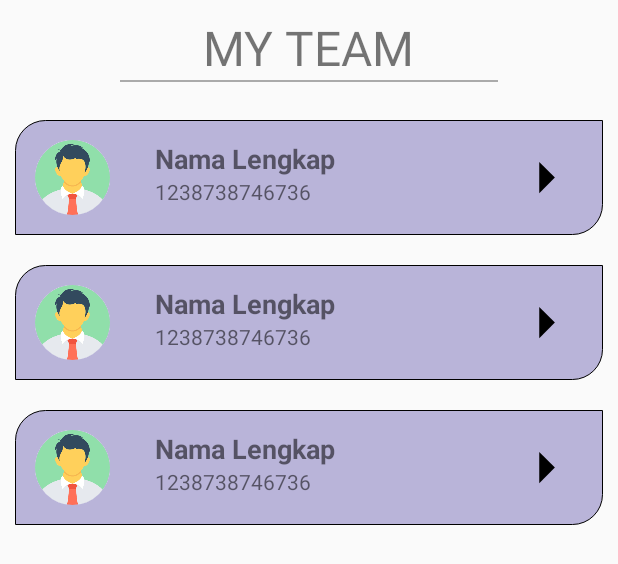
After one commit to ahmadfauzirahman/mobile-hrm, an Android app: the layout activity_my_team.xml on its own in the app's theme, with its tools: preview values and no code run, on a phone screen of 412 x 824 dp. The commit adds this screen. Shown: the top 564 px of the screen. Run offline under Robolectric (Android 15) with nearby library versions, the phone set to English and light mode, and no system bars.

Commit message:
alvin commit

```diff
--- a/app/build.gradle
+++ b/app/build.gradle
@@ -45,4 +45,7 @@ dependencies {
     implementation 'com.google.code.gson:gson:2.8.5'
     implementation "com.squareup.retrofit2:retrofit:2.4.0"
     implementation "com.squareup.retrofit2:converter-gson:2.4.0"
+
+    //recyclerview
+    implementation "androidx.recyclerview:recyclerview:1.1.0"
 }
--- a/app/src/main/java/ci/ahmadfauzirahman/hrm/Activity/LoginActivity.java
+++ b/app/src/main/java/ci/ahmadfauzirahman/hrm/Activity/LoginActivity.java
@@ -61,8 +61,10 @@ public class LoginActivity extends AppCompatActivity {
         apiService.login(kodeAkun, password).enqueue(new Callback<UserResponse>() {
             @Override
             public void onResponse(Call<UserResponse> call, Response<UserResponse> response) {
+                System.out.println("sad" +  response.body().toString());
                 if (response.isSuccessful()) {
                     Boolean success = response.body().getCon();
+                    System.out.println("dapat" + success);
                     if (success) {
                         UserModel userModel = response.body().getResults();
                         sessionManager.createLoginSession(userModel);
--- a/app/src/main/java/ci/ahmadfauzirahman/hrm/Config/ServerConfig.java
+++ b/app/src/main/java/ci/ahmadfauzirahman/hrm/Config/ServerConfig.java
@@ -4,6 +4,6 @@ public class ServerConfig {
 
 //    public static final String SERVER_URL_DEV = "http://192.168.1.23/simrs/presensi/web/Api/";
 //    public static final String SERVER_URL_DEV = "http://192.168.200.152/simrs/presensi/web/Api/";
-        public static final String SERVER_URL_DEV = "http://192.168.100.216/simrs/rsud-app/";
+    public static final String SERVER_URL_DEV = "http://192.168.200.153/endpoint-api/";
     public static final String API_ENDPOINT = SERVER_URL_DEV;
 }
--- /dev/null
+++ b/app/src/main/res/drawable/bg_my_team.xml
@@ -0,0 +1,16 @@
+<?xml version="1.0" encoding="utf-8"?>
+<shape xmlns:android="http://schemas.android.com/apk/res/android"
+    android:shape="rectangle">
+
+    <corners
+        android:bottomRightRadius="20dp"
+        android:topLeftRadius="20dp" />
+
+    <stroke
+        android:width="0.1dp" />
+
+    <gradient
+        android:startColor="#B9B4D9"
+        android:endColor="#B9B4D9"/>
+
+</shape>
--- /dev/null
+++ b/app/src/main/res/drawable/ic_baseline_arrow_right_24.xml
@@ -0,0 +1,5 @@
+<vector android:height="120dp" android:tint="#000000"
+    android:viewportHeight="24" android:viewportWidth="24"
+    android:width="120dp" xmlns:android="http://schemas.android.com/apk/res/android">
+    <path android:fillColor="@android:color/black" android:pathData="M10,17l5,-5 -5,-5v10z"/>
+</vector>
--- /dev/null
+++ b/app/src/main/res/layout/activity_my_team.xml
@@ -0,0 +1,34 @@
+<?xml version="1.0" encoding="utf-8"?>
+<RelativeLayout xmlns:android="http://schemas.android.com/apk/res/android"
+    xmlns:app="http://schemas.android.com/apk/res-auto"
+    xmlns:tools="http://schemas.android.com/tools"
+    android:layout_width="match_parent"
+    android:layout_height="match_parent"
+    tools:context=".Activity.MyTeamActivity">
+
+    <TextView
+        android:id="@+id/tv_my_Team01"
+        android:layout_marginTop="10dp"
+        android:layout_centerHorizontal="true"
+        android:textSize="32sp"
+        android:text="@string/my_team"
+        android:layout_width="wrap_content"
+        android:layout_height="wrap_content"/>
+
+    <View
+        android:id="@+id/view_my_team"
+        android:layout_centerInParent="true"
+        android:layout_below="@+id/tv_my_Team01"
+        android:layout_width="match_parent"
+        android:layout_marginStart="80dp"
+        android:layout_marginEnd="80dp"
+        android:layout_height="1dp"
+        android:background="@android:color/darker_gray"/>
+
+    <androidx.recyclerview.widget.RecyclerView
+        tools:listitem="@layout/item_my_team"
+        android:layout_marginTop="5dp"
+        android:layout_below="@+id/view_my_team"
+        android:layout_width="match_parent"
+        android:layout_height="wrap_content"/>
+    </RelativeLayout>
--- /dev/null
+++ b/app/src/main/res/layout/item_my_team.xml
@@ -0,0 +1,42 @@
+<?xml version="1.0" encoding="utf-8"?>
+<RelativeLayout xmlns:android="http://schemas.android.com/apk/res/android"
+    android:background="@drawable/bg_my_team"
+    android:layout_marginTop="20dp"
+    android:layout_marginStart="10dp"
+    android:layout_marginEnd="10dp"
+    android:padding="13dp"
+    android:layout_width="match_parent"
+    android:layout_height="wrap_content">
+
+    <de.hdodenhof.circleimageview.CircleImageView
+        android:id="@+id/civ_my_team"
+        android:src="@drawable/user"
+        android:layout_width="50dp"
+        android:layout_height="50dp"/>
+
+    <TextView
+        android:id="@+id/tv_name_my_team"
+        android:textSize="18sp"
+        android:textStyle="bold"
+        android:layout_toEndOf="@+id/civ_my_team"
+        android:layout_marginStart="30dp"
+        android:text="Nama Lengkap"
+        android:layout_width="wrap_content"
+        android:layout_height="wrap_content"/>
+
+    <TextView
+        android:id="@+id/tv_nip_my_team"
+        android:layout_marginStart="30dp"
+        android:layout_toEndOf="@+id/civ_my_team"
+        android:layout_below="@+id/tv_name_my_team"
+        android:text="1238738746736"
+        android:layout_width="wrap_content"
+        android:layout_height="wrap_content"/>
+
+    <ImageView
+        android:layout_alignParentEnd="true"
+        android:src="@drawable/ic_baseline_arrow_right_24"
+        android:layout_width="50dp"
+        android:layout_height="50dp"/>
+
+</RelativeLayout>
--- a/app/src/main/res/values/strings.xml
+++ b/app/src/main/res/values/strings.xml
@@ -19,5 +19,6 @@
 
     <string name="map_key">AIzaSyCYCQmU7s8YUEOb7v2-yh2ywAcRMxs6OUI</string>
     <string name="map_key2" templateMergeStrategy="preserve" translatable="false">AIzaSyArirdNnJ-ekSdArK8eC_jIwbXQjQdnj7s</string>
+    <string name="my_team">MY TEAM</string>
 
 </resources>
--- a/app/src/main/res/xml/network_security_config.xml
+++ b/app/src/main/res/xml/network_security_config.xml
@@ -1,6 +1,6 @@
 <?xml version="1.0" encoding="utf-8"?>
 <network-security-config>
     <domain-config cleartextTrafficPermitted="true">
-        <domain includeSubdomains="true">192.168.100.216/simrs/rsud-app/</domain>
+        <domain includeSubdomains="true">192.168.137.112/simrs/rsud-app/</domain>
     </domain-config>
 </network-security-config>
```
Also changed, not shown: app/src/main/AndroidManifest.xml (+11 -8 lines), app/src/main/java/ci/ahmadfauzirahman/hrm/Activity/DetailMyTeamActivity.java (added, +16 -0 lines), app/src/main/java/ci/ahmadfauzirahman/hrm/Activity/MyTeamActivity.java (added, +16 -0 lines), app/src/main/res/layout/activity_detail_my_team.xml (added, +128 -0 lines).
